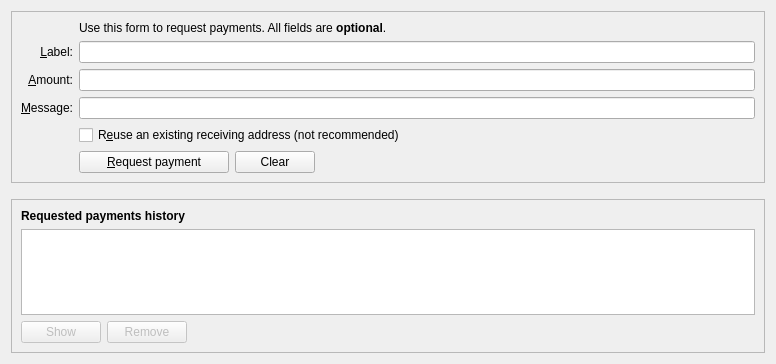
First picture: the form in src/qt/forms/receivecoinsdialog.ui, repository thelonecrouton/bitcredit, before the edit.
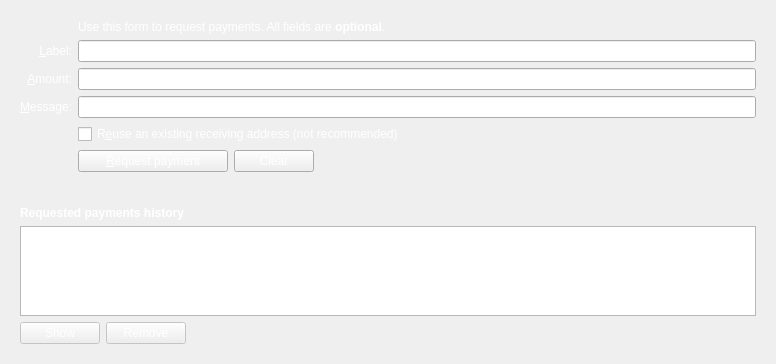
Second picture: the form after the edit. Icons and pictures are not drawn. Custom widgets are drawn as their Qt base class.

The edit to the form file:
```diff
--- a/src/qt/forms/receivecoinsdialog.ui
+++ b/src/qt/forms/receivecoinsdialog.ui
@@ -10,6 +10,9 @@
     <height>364</height>
    </rect>
   </property>
+  <property name="styleSheet">
+   <string notr="true"/>
+  </property>
   <layout class="QVBoxLayout" name="verticalLayout" stretch="0,0,1">
    <item>
     <widget class="QFrame" name="frame2">
@@ -20,7 +23,7 @@
       </sizepolicy>
      </property>
      <property name="frameShape">
-      <enum>QFrame::StyledPanel</enum>
+      <enum>QFrame::NoFrame</enum>
      </property>
      <property name="frameShadow">
       <enum>QFrame::Sunken</enum>
@@ -33,6 +36,9 @@
           <property name="toolTip">
            <string>Reuse one of the previously used receiving addresses. Reusing addresses has security and privacy issues. Do not use this unless re-generating a payment request made before.</string>
           </property>
+          <property name="styleSheet">
+           <string notr="true">color: rgb(255, 255, 255);</string>
+          </property>
           <property name="text">
            <string>R&amp;euse an existing receiving address (not recommended)</string>
           </property>
@@ -48,7 +54,10 @@
         <item row="6" column="0">
          <widget class="QLabel" name="label_3">
           <property name="toolTip">
-           <string>An optional message to attach to the payment request, which will be displayed when the request is opened. Note: The message will not be sent with the payment over the Bitcredit network.</string>
+           <string>An optional message to attach to the payment request, which will be displayed when the request is opened. Note: The message will not be sent with the payment over the Bitcredits network.</string>
+          </property>
+          <property name="styleSheet">
+           <string notr="true">color: rgb(255, 255, 255);</string>
           </property>
           <property name="text">
            <string>&amp;Message:</string>
@@ -66,17 +75,26 @@
           <property name="toolTip">
            <string>An optional label to associate with the new receiving address.</string>
           </property>
+          <property name="styleSheet">
+           <string notr="true">color: rgb(255, 255, 255);</string>
+          </property>
          </widget>
         </item>
         <item row="6" column="2">
          <widget class="QLineEdit" name="reqMessage">
           <property name="toolTip">
-           <string>An optional message to attach to the payment request, which will be displayed when the request is opened. Note: The message will not be sent with the payment over the Bitcredit network.</string>
+           <string>An optional message to attach to the payment request, which will be displayed when the request is opened. Note: The message will not be sent with the payment over the Bitcredits network.</string>
+          </property>
+          <property name="styleSheet">
+           <string notr="true">color: rgb(255, 255, 255);</string>
           </property>
          </widget>
         </item>
         <item row="2" column="2">
          <widget class="QLabel" name="label_5">
+          <property name="styleSheet">
+           <string notr="true">color: rgb(255, 255, 255);</string>
+          </property>
           <property name="text">
            <string>Use this form to request payments. All fields are &lt;b&gt;optional&lt;/b&gt;.</string>
           </property>
@@ -87,6 +105,9 @@
           <property name="toolTip">
            <string>An optional label to associate with the new receiving address.</string>
           </property>
+          <property name="styleSheet">
+           <string notr="true">color: rgb(255, 255, 255);</string>
+          </property>
           <property name="text">
            <string>&amp;Label:</string>
           </property>
@@ -103,6 +124,9 @@
           <property name="toolTip">
            <string>An optional amount to request. Leave this empty or zero to not request a specific amount.</string>
           </property>
+          <property name="styleSheet">
+           <string notr="true">color: rgb(255, 255, 255);</string>
+          </property>
           <property name="text">
            <string>&amp;Amount:</string>
           </property>
@@ -125,6 +149,9 @@
           <property name="toolTip">
            <string>An optional amount to request. Leave this empty or zero to not request a specific amount.</string>
           </property>
+          <property name="styleSheet">
+           <string notr="true">color: rgb(0, 0, 0);</string>
+          </property>
          </widget>
         </item>
         <item row="8" column="2">
@@ -137,6 +164,9 @@
               <height>0</height>
              </size>
             </property>
+            <property name="styleSheet">
+             <string notr="true">color: rgb(255, 255, 255);</string>
+            </property>
             <property name="text">
              <string>&amp;Request payment</string>
             </property>
@@ -157,6 +187,9 @@
             <property name="toolTip">
              <string>Clear all fields of the form.</string>
             </property>
+            <property name="styleSheet">
+             <string notr="true">color: rgb(255, 255, 255);</string>
+            </property>
             <property name="text">
              <string>Clear</string>
             </property>
@@ -218,10 +251,10 @@
       </sizepolicy>
      </property>
      <property name="frameShape">
-      <enum>QFrame::StyledPanel</enum>
+      <enum>QFrame::NoFrame</enum>
      </property>
      <property name="frameShadow">
-      <enum>QFrame::Raised</enum>
+      <enum>QFrame::Plain</enum>
      </property>
      <layout class="QVBoxLayout" name="verticalLayout_2">
       <item>
@@ -232,6 +265,9 @@
           <bold>true</bold>
          </font>
         </property>
+        <property name="styleSheet">
+         <string notr="true">color: rgb(255, 255, 255);</string>
+        </property>
         <property name="text">
          <string>Requested payments history</string>
         </property>
@@ -260,6 +296,9 @@
           <property name="toolTip">
            <string>Show the selected request (does the same as double clicking an entry)</string>
           </property>
+          <property name="styleSheet">
+           <string notr="true">color: rgb(255, 255, 255);</string>
+          </property>
           <property name="text">
            <string>Show</string>
           </property>
@@ -280,6 +319,9 @@
           <property name="toolTip">
            <string>Remove the selected entries from the list</string>
           </property>
+          <property name="styleSheet">
+           <string notr="true">color: rgb(255, 255, 255);</string>
+          </property>
           <property name="text">
            <string>Remove</string>
           </property>
```
